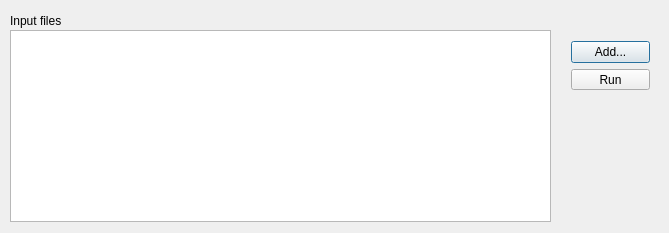
The window that dialog.ui (tdmatsu/FlashCardCreator) describes before a commit, drawn with Qt 5.
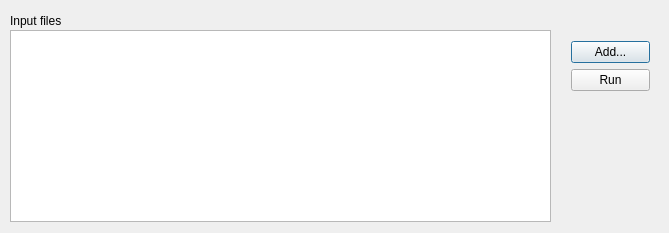
The same window after the commit.

Commit message: Added stretcher to the button layout area Changed the selection color of the list

```diff
--- a/dialog.ui
+++ b/dialog.ui
@@ -42,7 +42,7 @@
      <x>560</x>
      <y>30</y>
      <width>101</width>
-     <height>71</height>
+     <height>191</height>
     </rect>
    </property>
    <layout class="QVBoxLayout" name="verticalLayout">
@@ -60,6 +60,19 @@
       </property>
      </widget>
     </item>
+    <item>
+     <spacer name="verticalSpacer">
+      <property name="orientation">
+       <enum>Qt::Vertical</enum>
+      </property>
+      <property name="sizeHint" stdset="0">
+       <size>
+        <width>20</width>
+        <height>40</height>
+       </size>
+      </property>
+     </spacer>
+    </item>
    </layout>
   </widget>
  </widget>
```
Left out of the diff: 4 changed lines with no effect on the pictures.
